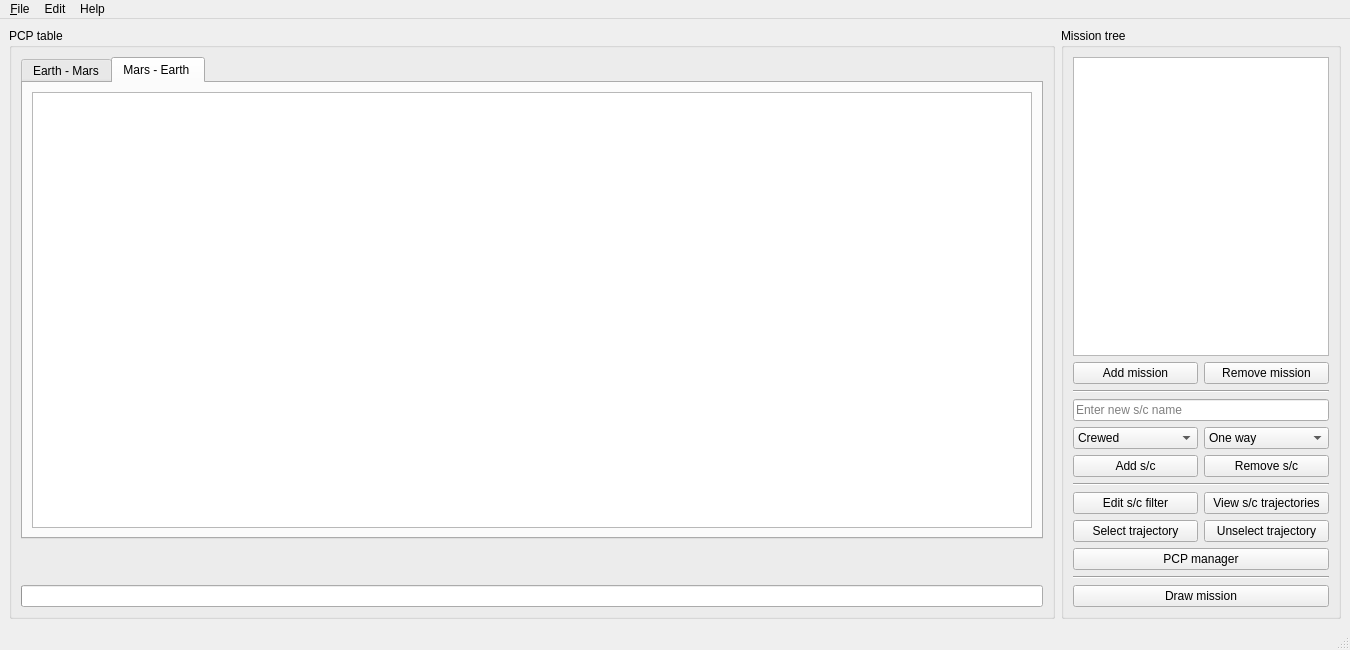
jorialand/sonet_tfm_horia, file src/sonet_main_window.ui: the form before one commit.
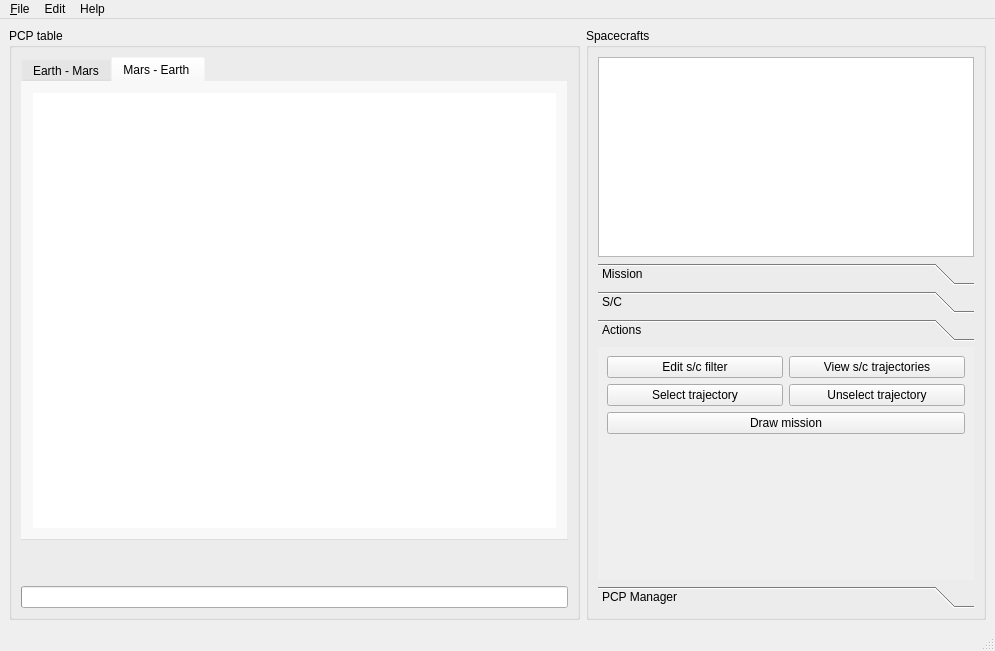
The form after the commit. The open tabs and pages were chosen to show the change.

The edit to the form file:
```diff
--- a/src/sonet_main_window.ui
+++ b/src/sonet_main_window.ui
@@ -6,8 +6,8 @@
    <rect>
     <x>0</x>
     <y>0</y>
-    <width>1350</width>
-    <height>650</height>
+    <width>995</width>
+    <height>651</height>
    </rect>
   </property>
   <property name="sizePolicy">
@@ -18,7 +18,7 @@
   </property>
   <property name="minimumSize">
    <size>
-    <width>1024</width>
+    <width>900</width>
     <height>600</height>
    </size>
   </property>
@@ -41,14 +41,402 @@
    <layout class="QGridLayout" name="gridLayout">
     <item row="0" column="0">
      <widget class="QGroupBox" name="sonet_pcp_table_qgb">
+      <property name="maximumSize">
+       <size>
+        <width>16777215</width>
+        <height>16777215</height>
+       </size>
+      </property>
       <property name="title">
        <string>PCP table</string>
       </property>
+      <property name="flat">
+       <bool>true</bool>
+      </property>
       <layout class="QVBoxLayout" name="verticalLayout">
        <item>
         <widget class="QTabWidget" name="sonet_pcp_tabs_qtw">
+         <property name="enabled">
+          <bool>true</bool>
+         </property>
+         <property name="palette">
+          <palette>
+           <active>
+            <colorrole role="WindowText">
+             <brush brushstyle="SolidPattern">
+              <color alpha="255">
+               <red>0</red>
+               <green>0</green>
+               <blue>0</blue>
+              </color>
+             </brush>
+            </colorrole>
+            <colorrole role="Button">
+             <brush brushstyle="SolidPattern">
+              <color alpha="0">
+               <red>236</red>
+               <green>236</green>
+               <blue>236</blue>
+              </color>
+             </brush>
+            </colorrole>
+            <colorrole role="Midlight">
+             <brush brushstyle="SolidPattern">
+              <color alpha="0">
+               <red>245</red>
+               <green>245</green>
+               <blue>245</blue>
+              </color>
+             </brush>
+            </colorrole>
+            <colorrole role="Dark">
+             <brush brushstyle="SolidPattern">
+              <color alpha="0">
+               <red>191</red>
+               <green>191</green>
+               <blue>191</blue>
+              </color>
+             </brush>
+            </colorrole>
+            <colorrole role="Mid">
+             <brush brushstyle="SolidPattern">
+              <color alpha="0">
+               <red>169</red>
+               <green>169</green>
+               <blue>169</blue>
+              </color>
+             </brush>
+            </colorrole>
+            <colorrole role="Text">
+             <brush brushstyle="SolidPattern">
+              <color alpha="255">
+               <red>0</red>
+               <green>0</green>
+               <blue>0</blue>
+              </color>
+             </brush>
+            </colorrole>
+            <colorrole role="ButtonText">
+             <brush brushstyle="SolidPattern">
+              <color alpha="255">
+               <red>0</red>
+               <green>0</green>
+               <blue>0</blue>
+              </color>
+             </brush>
+            </colorrole>
+            <colorrole role="Base">
+             <brush brushstyle="SolidPattern">
+              <color alpha="255">
+               <red>255</red>
+               <green>255</green>
+               <blue>255</blue>
+              </color>
+             </brush>
+            </colorrole>
+            <colorrole role="Window">
+             <brush brushstyle="SolidPattern">
+              <color alpha="0">
+               <red>236</red>
+               <green>236</green>
+               <blue>236</blue>
+              </color>
+             </brush>
+            </colorrole>
+            <colorrole role="AlternateBase">
+             <brush brushstyle="SolidPattern">
+              <color alpha="0">
+               <red>245</red>
+               <green>245</green>
+               <blue>245</blue>
+              </color>
+             </brush>
+            </colorrole>
+            <colorrole role="NoRole">
+             <brush brushstyle="SolidPattern">
+              <color alpha="0">
+               <red>0</red>
+               <green>0</green>
+               <blue>0</blue>
+              </color>
+             </brush>
+            </colorrole>
+            <colorrole role="ToolTipBase">
+             <brush brushstyle="SolidPattern">
+              <color alpha="0">
+               <red>255</red>
+               <green>255</green>
+               <blue>255</blue>
+              </color>
+             </brush>
+            </colorrole>
+            <colorrole role="PlaceholderText">
+             <brush brushstyle="SolidPattern">
+              <color alpha="0">
+               <red>0</red>
+               <green>0</green>
+               <blue>0</blue>
+              </color>
+             </brush>
+            </colorrole>
+           </active>
+           <inactive>
+            <colorrole role="WindowText">
+             <brush brushstyle="SolidPattern">
+              <color alpha="255">
+               <red>0</red>
+               <green>0</green>
+               <blue>0</blue>
+              </color>
+             </brush>
+            </colorrole>
+            <colorrole role="Button">
+             <brush brushstyle="SolidPattern">
+              <color alpha="0">
+               <red>236</red>
+               <green>236</green>
+               <blue>236</blue>
+              </color>
+             </brush>
+            </colorrole>
+            <colorrole role="Midlight">
+             <brush brushstyle="SolidPattern">
+              <color alpha="0">
+               <red>245</red>
+               <green>245</green>
+               <blue>245</blue>
+              </color>
+             </brush>
+            </colorrole>
+            <colorrole role="Dark">
+             <brush brushstyle="SolidPattern">
+              <color alpha="0">
+               <red>191</red>
+               <green>191</green>
+               <blue>191</blue>
+              </color>
+             </brush>
+            </colorrole>
+            <colorrole role="Mid">
+             <brush brushstyle="SolidPattern">
+              <color alpha="0">
+               <red>169</red>
+               <green>169</green>
+               <blue>169</blue>
+              </color>
+             </brush>
+            </colorrole>
+            <colorrole role="Text">
+             <brush brushstyle="SolidPattern">
+              <color alpha="255">
+               <red>0</red>
+               <green>0</green>
+               <blue>0</blue>
+              </color>
+             </brush>
+            </colorrole>
+            <colorrole role="ButtonText">
+             <brush brushstyle="SolidPattern">
+              <color alpha="255">
+               <red>0</red>
+               <green>0</green>
+               <blue>0</blue>
+              </color>
+             </brush>
+            </colorrole>
+            <colorrole role="Base">
+             <brush brushstyle="SolidPattern">
+              <color alpha="255">
+               <red>255</red>
+               <green>255</green>
+               <blue>255</blue>
+              </color>
+             </brush>
+            </colorrole>
+            <colorrole role="Window">
+             <brush brushstyle="SolidPattern">
+              <color alpha="0">
+               <red>236</red>
+               <green>236</green>
+               <blue>236</blue>
+              </color>
+             </brush>
+            </colorrole>
+            <colorrole role="AlternateBase">
+             <brush brushstyle="SolidPattern">
+              <color alpha="0">
+               <red>245</red>
+               <green>245</green>
+               <blue>245</blue>
+              </color>
+             </brush>
+            </colorrole>
+            <colorrole role="NoRole">
+             <brush brushstyle="SolidPattern">
+              <color alpha="0">
+               <red>0</red>
+               <green>0</green>
+               <blue>0</blue>
+              </color>
+             </brush>
+            </colorrole>
+            <colorrole role="ToolTipBase">
+             <brush brushstyle="SolidPattern">
+              <color alpha="0">
+               <red>255</red>
+               <green>255</green>
+               <blue>255</blue>
+              </color>
+             </brush>
+            </colorrole>
+            <colorrole role="PlaceholderText">
+             <brush brushstyle="SolidPattern">
+              <color alpha="0">
+               <red>0</red>
+               <green>0</green>
+               <blue>0</blue>
+              </color>
+             </brush>
+            </colorrole>
+           </inactive>
+           <disabled>
+            <colorrole role="WindowText">
+             <brush brushstyle="SolidPattern">
+              <color alpha="0">
+               <red>191</red>
+               <green>191</green>
+               <blue>191</blue>
+              </color>
+             </brush>
+            </colorrole>
+            <colorrole role="Button">
+             <brush brushstyle="SolidPattern">
+              <color alpha="0">
+               <red>236</red>
+               <green>236</green>
+               <blue>236</blue>
+              </color>
+             </brush>
+            </colorrole>
+            <colorrole role="Midlight">
+             <brush brushstyle="SolidPattern">
+              <color alpha="0">
+               <red>245</red>
+               <green>245</green>
+               <blue>245</blue>
+              </color>
+             </brush>
+            </colorrole>
+            <colorrole role="Dark">
+             <brush brushstyle="SolidPattern">
+              <color alpha="0">
+               <red>191</red>
+               <green>191</green>
+               <blue>191</blue>
+              </color>
+             </brush>
+            </colorrole>
+            <colorrole role="Mid">
+             <brush brushstyle="SolidPattern">
+              <color alpha="0">
+               <red>169</red>
+               <green>169</green>
+               <blue>169</blue>
+              </color>
+             </brush>
+            </colorrole>
+            <colorrole role="Text">
+             <brush brushstyle="SolidPattern">
+              <color alpha="0">
+               <red>191</red>
+               <green>191</green>
+               <blue>191</blue>
+              </color>
+             </brush>
+            </colorrole>
+            <colorrole role="ButtonText">
+             <brush brushstyle="SolidPattern">
+              <color alpha="0">
+               <red>191</red>
+               <green>191</green>
+               <blue>191</blue>
+              </color>
+             </brush>
+            </colorrole>
+            <colorrole role="Base">
+             <brush brushstyle="SolidPattern">
+              <color alpha="0">
+               <red>236</red>
+               <green>236</green>
+               <blue>236</blue>
+              </color>
+             </brush>
+            </colorrole>
+            <colorrole role="Window">
+             <brush brushstyle="SolidPattern">
+              <color alpha="0">
+               <red>236</red>
+               <green>236</green>
+               <blue>236</blue>
+              </color>
+             </brush>
+            </colorrole>
+            <colorrole role="AlternateBase">
+             <brush brushstyle="SolidPattern">
+              <color alpha="0">
+               <red>245</red>
+               <green>245</green>
+               <blue>245</blue>
+              </color>
+             </brush>
+            </colorrole>
+            <colorrole role="NoRole">
+             <brush brushstyle="SolidPattern">
+              <color alpha="0">
+               <red>0</red>
+               <green>0</green>
+               <blue>0</blue>
+              </color>
+             </brush>
+            </colorrole>
+            <colorrole role="ToolTipBase">
+             <brush brushstyle="SolidPattern">
+              <color alpha="0">
+               <red>255</red>
+               <green>255</green>
+               <blue>255</blue>
+              </color>
+             </brush>
+            </colorrole>
+            <colorrole role="PlaceholderText">
+             <brush brushstyle="SolidPattern">
+              <color alpha="0">
+               <red>0</red>
+               <green>0</green>
+               <blue>0</blue>
+              </color>
+             </brush>
+            </colorrole>
+           </disabled>
+          </palette>
+         </property>
+         <property name="cursor">
+          <cursorShape>PointingHandCursor</cursorShape>
+         </property>
+         <property name="autoFillBackground">
+          <bool>false</bool>
+         </property>
+         <property name="tabPosition">
+          <enum>QTabWidget::North</enum>
+         </property>
+         <property name="tabShape">
+          <enum>QTabWidget::Rounded</enum>
+         </property>
          <property name="currentIndex">
-          <number>0</number>
+          <number>1</number>
+         </property>
+         <property name="elideMode">
+          <enum>Qt::ElideLeft</enum>
          </property>
          <widget class="QWidget" name="sonet_pcp_table_transit_1">
           <attribute name="title">
@@ -92,6 +480,9 @@
           </layout>
          </widget>
          <widget class="QWidget" name="sonet_pcp_table_transit_2">
+          <property name="autoFillBackground">
+           <bool>false</bool>
+          </property>
           <attribute name="title">
            <string>Mars - Earth </string>
           </attribute>
@@ -181,12 +572,33 @@
         <verstretch>0</verstretch>
        </sizepolicy>
       </property>
+      <property name="minimumSize">
+       <size>
+        <width>400</width>
+        <height>0</height>
+       </size>
+      </property>
+      <property name="baseSize">
+       <size>
+        <width>0</width>
+        <height>0</height>
+       </size>
+      </property>
       <property name="title">
-       <string>Mission tree</string>
+       <string>Spacecrafts</string>
+      </property>
+      <property name="flat">
+       <bool>true</bool>
       </property>
       <layout class="QVBoxLayout" name="verticalLayout_2">
        <item>
         <widget class="QListView" name="sonet_mission_tree_qlv">
+         <property name="maximumSize">
+          <size>
+           <width>16777215</width>
+           <height>200</height>
+          </size>
+         </property>
          <property name="selectionMode">
           <enum>QAbstractItemView::ExtendedSelection</enum>
          </property>
@@ -196,6 +608,24 @@
         </widget>
        </item>
        <item>
+        <widget class="QToolBox" name="toolBox">
+         <property name="currentIndex">
+          <number>1</number>
+         </property>
+         <widget class="QWidget" name="page_mission">
+          <property name="geometry">
+           <rect>
+            <x>0</x>
+            <y>0</y>
+            <width>370</width>
+            <height>196</height>
+           </rect>
+          </property>
+          <attribute name="label">
+           <string>Mission</string>
+          </attribute>
+          <layout class="QVBoxLayout" name="verticalLayout_8">
+           <item>
         <layout class="QHBoxLayout" name="sonet_add_rm_mission_qhbox">
          <item>
           <widget class="QPushButton" name="sonet_add_mission_qpb">
@@ -205,6 +635,9 @@
            <property name="text">
             <string>Add mission</string>
            </property>
+               <property name="flat">
+                <bool>false</bool>
+               </property>
           </widget>
          </item>
          <item>
@@ -220,12 +653,33 @@
         </layout>
        </item>
        <item>
-        <widget class="Line" name="line">
+            <spacer name="verticalSpacer">
          <property name="orientation">
-          <enum>Qt::Horizontal</enum>
-         </property>
-        </widget>
-       </item>
+              <enum>Qt::Vertical</enum>
+             </property>
+             <property name="sizeHint" stdset="0">
+              <size>
+               <width>20</width>
+               <height>40</height>
+              </size>
+             </property>
+            </spacer>
+           </item>
+          </layout>
+         </widget>
+         <widget class="QWidget" name="page_spacecraft">
+          <property name="geometry">
+           <rect>
+            <x>0</x>
+            <y>0</y>
+            <width>370</width>
+            <height>196</height>
+           </rect>
+          </property>
+          <attribute name="label">
+           <string>S/C</string>
+          </attribute>
+          <layout class="QVBoxLayout" name="verticalLayout_7">
        <item>
         <widget class="QLineEdit" name="sonet_sc_name_le">
          <property name="toolTip">
@@ -302,12 +756,33 @@
         </layout>
        </item>
        <item>
-        <widget class="Line" name="line_3">
+            <spacer name="verticalSpacer_2">
          <property name="orientation">
-          <enum>Qt::Horizontal</enum>
-         </property>
-        </widget>
-       </item>
+              <enum>Qt::Vertical</enum>
+             </property>
+             <property name="sizeHint" stdset="0">
+              <size>
+               <width>20</width>
+               <height>40</height>
+              </size>
+             </property>
+            </spacer>
+           </item>
+          </layout>
+         </widget>
+         <widget class="QWidget" name="page_commands">
+          <property name="geometry">
+           <rect>
+            <x>0</x>
+            <y>0</y>
+            <width>370</width>
+            <height>196</height>
+           </rect>
+          </property>
+          <attribute name="label">
+           <string>Actions</string>
+          </attribute>
+          <layout class="QVBoxLayout" name="verticalLayout_6">
        <item>
         <layout class="QHBoxLayout" name="sonet_pcp_generator_qhbox_5">
          <item>
@@ -356,30 +831,74 @@
          </item>
         </layout>
        </item>
-       <item>
-        <widget class="QPushButton" name="sonet_pcp_generator_qpb">
-         <property name="toolTip">
-          <string>Remove s/c</string>
-         </property>
-         <property name="text">
-          <string>PCP manager</string>
-         </property>
-        </widget>
-       </item>
-       <item>
-        <widget class="Line" name="line_7">
-         <property name="orientation">
-          <enum>Qt::Horizontal</enum>
-         </property>
-        </widget>
-       </item>
        <item>
         <widget class="QPushButton" name="sonet_draw_qpb">
+             <property name="minimumSize">
+              <size>
+               <width>250</width>
+               <height>0</height>
+              </size>
+             </property>
          <property name="text">
           <string>Draw mission</string>
          </property>
         </widget>
        </item>
+           <item>
+            <spacer name="verticalSpacer_3">
+             <property name="orientation">
+              <enum>Qt::Vertical</enum>
+             </property>
+             <property name="sizeHint" stdset="0">
+              <size>
+               <width>20</width>
+               <height>40</height>
+              </size>
+             </property>
+            </spacer>
+           </item>
+          </layout>
+         </widget>
+         <widget class="QWidget" name="page_others">
+          <property name="geometry">
+           <rect>
+            <x>0</x>
+            <y>0</y>
+            <width>370</width>
+            <height>196</height>
+           </rect>
+          </property>
+          <attribute name="label">
+           <string>PCP Manager</string>
+          </attribute>
+          <layout class="QVBoxLayout" name="verticalLayout_5">
+           <item>
+            <widget class="QPushButton" name="sonet_pcp_generator_qpb">
+             <property name="toolTip">
+              <string>Remove s/c</string>
+             </property>
+             <property name="text">
+              <string>PCP manager</string>
+             </property>
+            </widget>
+           </item>
+           <item>
+            <spacer name="verticalSpacer_4">
+             <property name="orientation">
+              <enum>Qt::Vertical</enum>
+             </property>
+             <property name="sizeHint" stdset="0">
+              <size>
+               <width>20</width>
+               <height>40</height>
+              </size>
+             </property>
+            </spacer>
+           </item>
+          </layout>
+         </widget>
+        </widget>
+       </item>
       </layout>
      </widget>
     </item>
@@ -391,7 +910,7 @@
     <rect>
      <x>0</x>
      <y>0</y>
-     <width>1350</width>
+     <width>995</width>
      <height>22</height>
     </rect>
    </property>
```
Left out of the diff: 8 changed lines with no effect on the pictures. Lines whose indentation alone changed are shown as unchanged.
